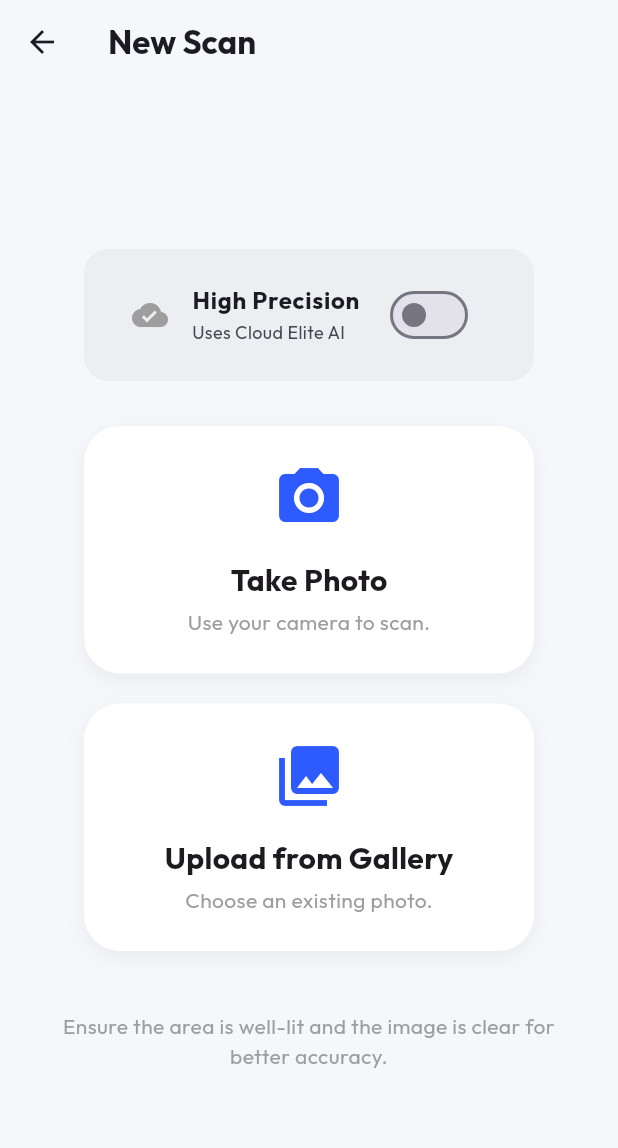
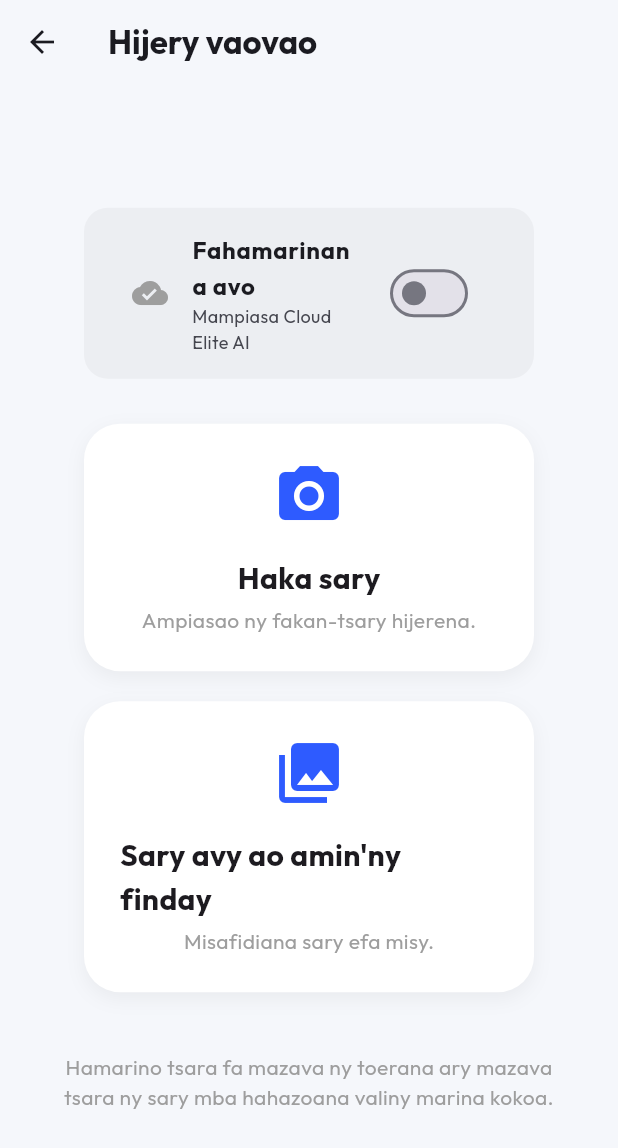
Before and after one commit to franck504/skin-disease-detector, a Flutter app: the ScanScreen screen opened by its route, on a phone screen of 412 x 824 dp. Shown: the top 1148 px of the screen. Run offline on Flutter 3.47's test engine with Material 3 defaults, Android fonts, the light colour scheme and no system bars; our stand-ins replace curved_navigation_bar, geolocator, google_fonts, image_picker, logger, percent_indicator and 1 more; missing offline and left inert: tflite_v2; accounts and stored records are empty.

Commit message:
i18n: full Malagasy translation (screens, errors, descriptions, recommendations)

```diff
--- a/cutisia/lib/screens/result_screen.dart
+++ b/cutisia/lib/screens/result_screen.dart
@@ -356,72 +356,72 @@ class _ResultScreenState extends State<ResultScreen> {
   String _getDescription(String label) {
     final l = label.toLowerCase();
     if (l.contains('candidiase') || l.contains('candidiasis')) {
-      return 'Candidiasis is a fungal infection caused by Candida yeasts. On the skin, it appears as a red, itchy rash, often in warm and moist areas. It is common but treatable.';
+      return 'Ny "Candidiase" dia aretina vokatry ny holatra (yeasts). Miseho ho mena sy mangidihidy amin\'ny faritra mando amin\'ny hoditra. Aretina mahazatra izy io nefa azo tsaboina tsara.';
     }
     if (l.contains('leprosy') || l.contains('lepre')) {
-      return 'Leprosy (Hansen disease) is a chronic bacterial infection caused by Mycobacterium leprae. It affects skin, nerves, and mucous membranes, causing discolored skin patches and numbness.';
+      return 'Ny "Leprosy" (aretin\'i Hansen) dia aretina maharitra vokatry ny bakteria. Manimba ny hoditra sy ny hozatra, ary miteraka pentina tsy mahatsapa fanaintainana.';
     }
     if (l.contains('m\u00e9lanome') || l.contains('melanoma') || l.contains('melanome')) {
-      return 'Melanoma is the most dangerous form of skin cancer, developing from pigment-producing cells. It appears as an irregular mole or dark spot that changes shape, size or color over time.';
+      return 'Ny "Mélanome" dia karazana homamiadan\'ny hoditra mampidi-doza indrindra. Miseho ho pentina mainty tsy mitovy endrika ary miovaova loko na habe rehefa mandeha ny fotoana.';
     }
     if (l.contains('monkeypox')) {
-      return 'Monkeypox is a viral zoonosis caused by the monkeypox virus. It causes fever, swollen lymph nodes, and a characteristic rash with raised, fluid-filled lesions that can spread over the body.';
+      return 'Ny "Monkeypox" dia aretina vokatry ny viriosy. Miteraka tazo, fivontosan\'ny tany ary vay misy rano amin\'ny vatana.';
     }
     if (l.contains('scabies') || l.contains('gale')) {
-      return 'Scabies is a contagious skin infestation by the mite Sarcoptes scabiei. It causes intense itching and a pimple-like rash, especially at night. It spreads through prolonged skin-to-skin contact.';
+      return 'Ny "Scabies" (Gale) dia aretina mifindra vokatry ny parasy kely anaty hoditra. Mangidihidy mafy indrindra rehefa alina. Mifindra amin\'ny alalan\'ny fifampikasokasohana amin\'ny olona marary.';
     }
     if (l.contains('tinea')) {
-      return 'Tinea is a superficial fungal infection of the skin. Depending on its location, it can manifest as ringworm (body), athlete\'s foot, or nail infection. It causes scaling, itching and redness.';
+      return 'Ny "Tinea" dia aretina vokatry ny holatra eo amin\'ny hoditra. Miteraka faribolana mena sy mangidihidy ary mety hiparitaka amin\'ny faritra hafa.';
     }
-    return 'Detailed medical information is being updated. Please consult a qualified dermatologist for a precise diagnosis and treatment plan.';
+    return 'Mbola eo am-panavaozana ny mombamomba ity aretina ity izahay. Manatona dokotera mpitsabo hoditra azafady mba hahazoana ny tena marina.';
   }
 
   List<Map<String, dynamic>> _getTreatments(String label) {
     final l = label.toLowerCase();
     if (l.contains('candidiase') || l.contains('candidiasis')) {
       return [
-        {'icon': Icons.medication, 'title': 'Antifungal Cream', 'detail': 'Apply clotrimazole or miconazole cream to the affected area 2x daily for 2 weeks.', 'color': Colors.teal},
-        {'icon': Icons.air, 'title': 'Keep Area Dry', 'detail': 'Wear breathable clothing and keep the affected area clean and dry to prevent spreading.', 'color': Colors.blue},
-        {'icon': Icons.no_meals, 'title': 'Reduce Sugar Intake', 'detail': 'A diet low in refined sugars may help prevent recurrent candida infections.', 'color': Colors.orange},
+        {'icon': Icons.medication, 'title': 'Menaka famonoana holatra', 'detail': 'Mampiasà menaka clotrimazole na miconazole in-2 isan\'andro mandritra ny 2 herinandro.', 'color': Colors.teal},
+        {'icon': Icons.air, 'title': 'Ataovy maina foana', 'detail': 'Mampiasà akanjo tsy mampitsemboka ary ataovy maina foana ny faritra marary.', 'color': Colors.blue},
+        {'icon': Icons.no_meals, 'title': 'Ahena ny siramamy', 'detail': 'Ny fampihenana ny siramamy dia manampy amin\'ny fisorohana ny aretina vokatry ny holatra.', 'color': Colors.orange},
       ];
     }
     if (l.contains('leprosy') || l.contains('lepre')) {
       return [
-        {'icon': Icons.medication, 'title': 'Multi-Drug Therapy (MDT)', 'detail': 'WHO-recommended treatment combining Dapsone, Rifampicin, and Clofazimine for 6-12 months.', 'color': Colors.red},
-        {'icon': Icons.people_alt, 'title': 'Contact Tracing', 'detail': 'All close contacts should be examined and monitored regularly for signs of infection.', 'color': Colors.purple},
-        {'icon': Icons.healing, 'title': 'Wound Care', 'detail': 'Regular care of numb areas to prevent injuries and infections due to loss of sensation.', 'color': Colors.brown},
+        {'icon': Icons.medication, 'title': 'Fitsaboana MDT', 'detail': 'Fitsaboana mitambatra (Dapsone, Rifampicin, Clofazimine) mandritra ny 6-12 volana.', 'color': Colors.red},
+        {'icon': Icons.people_alt, 'title': 'Fanamarihana ny olona nifaneraserana', 'detail': 'Tokony hojerena koa ny olona rehetra nifampikasokasoka tamin\'ny marary.', 'color': Colors.purple},
+        {'icon': Icons.healing, 'title': 'Fikarakarana ny ratra', 'detail': 'Fikarakarana manokana ny faritra tsy mahatsapa fanaintainana mba hisorohana ny ratra.', 'color': Colors.brown},
       ];
     }
     if (l.contains('m\u00e9lanome') || l.contains('melanoma') || l.contains('melanome')) {
       return [
-        {'icon': Icons.content_cut, 'title': 'Surgical Excision', 'detail': 'Primary treatment involves surgical removal of the melanoma with clear margins.', 'color': Colors.red},
-        {'icon': Icons.biotech, 'title': 'Immunotherapy', 'detail': 'Checkpoint inhibitors (PD-1/CTLA-4) may be used for advanced or metastatic melanoma.', 'color': Colors.indigo},
-        {'icon': Icons.wb_sunny, 'title': 'Strict Sun Protection', 'detail': 'Apply SPF 50+ sunscreen daily, wear protective clothing and avoid direct sun exposure.', 'color': Colors.amber},
+        {'icon': Icons.content_cut, 'title': 'Fandidiana', 'detail': 'Ny fandidiana hanalana ny aretina no dingana voalohany indrindra.', 'color': Colors.red},
+        {'icon': Icons.biotech, 'title': 'Immunothérapie', 'detail': 'Fitsaboana mampitombo hery fiarovana raha efa miparitaka ny aretina.', 'color': Colors.indigo},
+        {'icon': Icons.wb_sunny, 'title': 'Fiarovana amin\'ny masoandro', 'detail': 'Mampiasà sunscreen SPF 50+ ary aza mitanika masoandro loatra.', 'color': Colors.amber},
       ];
     }
     if (l.contains('monkeypox')) {
       return [
-        {'icon': Icons.home, 'title': 'Isolation & Rest', 'detail': 'Isolate at home until all lesions have crusted over. Rest and stay well-hydrated.', 'color': Colors.orange},
-        {'icon': Icons.medication, 'title': 'Antiviral Treatment', 'detail': 'Tecovirimat (TPOXX) may be prescribed for severe or high-risk cases by a physician.', 'color': Colors.red},
-        {'icon': Icons.clean_hands, 'title': 'Strict Hygiene', 'detail': 'Wash hands frequently, disinfect surfaces and avoid sharing personal items or bedding.', 'color': Colors.teal},
+        {'icon': Icons.home, 'title': 'Fitokanana sy fitsaharana', 'detail': 'Mitokana ao an-trano mandra-pahasitran\'ny vay rehetra. Mitsahatra ary misotro rano betsaka.', 'color': Colors.orange},
+        {'icon': Icons.medication, 'title': 'Fanafody viriosy', 'detail': 'Mety hanome fanafody manokana (Tecovirimat) ny dokotera raha mafy ny aretina.', 'color': Colors.red},
+        {'icon': Icons.clean_hands, 'title': 'Fahadiovana mafy', 'detail': 'Sasao matetika ny tanana ary aza mifampizara zavatra amin\'ny olon-kafa.', 'color': Colors.teal},
       ];
     }
     if (l.contains('scabies') || l.contains('gale')) {
       return [
-        {'icon': Icons.medication, 'title': 'Permethrin 5% Cream', 'detail': 'Apply from neck to toes and leave for 8-14 hours before washing off. Repeat after 1 week.', 'color': Colors.green},
-        {'icon': Icons.local_laundry_service, 'title': 'Wash All Clothing', 'detail': 'Machine-wash all bedding, clothing and towels in hot water (60°C+) to kill mites.', 'color': Colors.blue},
-        {'icon': Icons.family_restroom, 'title': 'Treat Close Contacts', 'detail': 'All household members and close contacts should be treated simultaneously to prevent re-infestation.', 'color': Colors.purple},
+        {'icon': Icons.medication, 'title': 'Menaka Permethrin 5%', 'detail': 'Ahosotra amin\'ny vatana manontolo ary avela mandritra ny 8-14 ora vao sasana.', 'color': Colors.green},
+        {'icon': Icons.local_laundry_service, 'title': 'Sasao ny fitafiana', 'detail': 'Sasao amin\'ny rano mafana (60°C+) ny fitafiana sy ny lamba rehetra ampiasaina.', 'color': Colors.blue},
+        {'icon': Icons.family_restroom, 'title': 'Tsaboy ny mpianakavy', 'detail': 'Tokony hotsaboina miaraka ny olona rehetra ao an-trano mba tsy hifindraindray ny aretina.', 'color': Colors.purple},
       ];
     }
     if (l.contains('tinea')) {
       return [
-        {'icon': Icons.medication, 'title': 'Antifungal Medication', 'detail': 'Topical terbinafine or clotrimazole for mild cases. Oral antifungals for extensive infections.', 'color': Colors.teal},
-        {'icon': Icons.shower, 'title': 'Good Hygiene', 'detail': 'Keep the skin dry and clean. Change socks daily and wear breathable footwear.', 'color': Colors.blue},
-        {'icon': Icons.do_not_touch, 'title': 'Avoid Sharing Items', 'detail': 'Do not share shoes, towels or nail clippers. Tinea is highly contagious through contact.', 'color': Colors.orange},
+        {'icon': Icons.medication, 'title': 'Fanafody famonoana holatra', 'detail': 'Menaka famonoana holatra na fanafody fihina raha efa miparitaka be.', 'color': Colors.teal},
+        {'icon': Icons.shower, 'title': 'Fahadiovana tsara', 'detail': 'Ataovy madio sy maina foana ny hoditra. Manova ba kiraro isan\'andro.', 'color': Colors.blue},
+        {'icon': Icons.do_not_touch, 'title': 'Aza mifampizara zavatra', 'detail': 'Aza mifampizara kiraro, lamba na mpanety hoho. Mifindra mora foana ity aretina ity.', 'color': Colors.orange},
       ];
     }
     return [
-      {'icon': Icons.medical_services, 'title': 'Professional Diagnosis', 'detail': 'Consult a certified dermatologist for a precise diagnosis and a tailored treatment plan.', 'color': Colors.grey},
+      {'icon': Icons.medical_services, 'title': 'Manatona dokotera', 'detail': 'Manatona dokotera mpitsabo hoditra mba hahazoana ny fitsaboana tena sahaza anao.', 'color': Colors.grey},
     ];
   }
 }
--- a/cutisia/lib/screens/scan_screen.dart
+++ b/cutisia/lib/screens/scan_screen.dart
@@ -54,7 +54,7 @@ class _ScanScreenState extends State<ScanScreen> {
       });
       if (mounted) {
         ScaffoldMessenger.of(context).showSnackBar(
-          SnackBar(content: Text('Error picking image: $e')),
+          SnackBar(content: Text('Nisy fahadisoana teo am-pifidianana sary: $e')),
         );
       }
     }
@@ -78,7 +78,7 @@ class _ScanScreenState extends State<ScanScreen> {
   Widget build(BuildContext context) {
     return Scaffold(
       appBar: AppBar(
-        title: Text('New Scan', style: GoogleFonts.outfit(fontWeight: FontWeight.bold)),
+        title: Text('Hijery vaovao', style: GoogleFonts.outfit(fontWeight: FontWeight.bold)),
         backgroundColor: Colors.transparent,
         elevation: 0,
       ),
@@ -98,9 +98,9 @@ class _ScanScreenState extends State<ScanScreen> {
                 borderRadius: BorderRadius.circular(16),
               ),
               child: SwitchListTile(
-                title: Text('High Precision',
+                title: Text('Fahamarinana avo',
                   style: GoogleFonts.outfit(fontWeight: FontWeight.bold, fontSize: 16)),
-                subtitle: Text('Uses Cloud Elite AI', style: GoogleFonts.outfit(fontSize: 12)),
+                subtitle: Text('Mampiasa Cloud Elite AI', style: GoogleFonts.outfit(fontSize: 12)),
                 secondary: Icon(Icons.cloud_done, color: _isCloudMode ? Colors.blue : Colors.grey),
                 value: _isCloudMode,
                 onChanged: (val) => setState(() => _isCloudMode = val),
@@ -109,15 +109,15 @@ class _ScanScreenState extends State<ScanScreen> {
             ),
 
             _buildActionCard(
-              'Take Photo',
-              'Use your camera to scan.',
+              'Haka sary',
+              'Ampiasao ny fakan-tsary hijerena.',
               Icons.camera_alt,
               () => _pickImage(ImageSource.camera),
             ),
             const SizedBox(height: 20),
             _buildActionCard(
-              'Upload from Gallery',
-              'Choose an existing photo.',
+              'Sary avy ao amin\'ny finday',
+              'Misafidiana sary efa misy.',
               Icons.photo_library,
               () => _pickImage(ImageSource.gallery),
             ),
@@ -125,7 +125,7 @@ class _ScanScreenState extends State<ScanScreen> {
             Padding(
               padding: const EdgeInsets.symmetric(horizontal: 40),
               child: Text(
-                'Ensure the area is well-lit and the image is clear for better accuracy.',
+                'Hamarino tsara fa mazava ny toerana ary mazava tsara ny sary mba hahazoana valiny marina kokoa.',
                 textAlign: TextAlign.center,
                 style: GoogleFonts.outfit(
                   color: Colors.grey,
--- a/cutisia/lib/screens/splash_screen.dart
+++ b/cutisia/lib/screens/splash_screen.dart
@@ -90,7 +90,7 @@ class _SplashScreenState extends State<SplashScreen> with SingleTickerProviderSt
             FadeTransition(
               opacity: _fadeAnimation,
               child: Text(
-                'AI Skin Health Assistant',
+                'Mpanampy amin\'ny fahasalaman\'ny hoditra AI',
                 style: GoogleFonts.outfit(
                   fontSize: 18,
                   color: Colors.white.withValues(alpha: 0.9),
```
Also changed, not shown: cutisia/lib/screens/collect_screen.dart (+91 -34 lines), cutisia/lib/screens/collection_history_screen.dart (+13 -13 lines).
